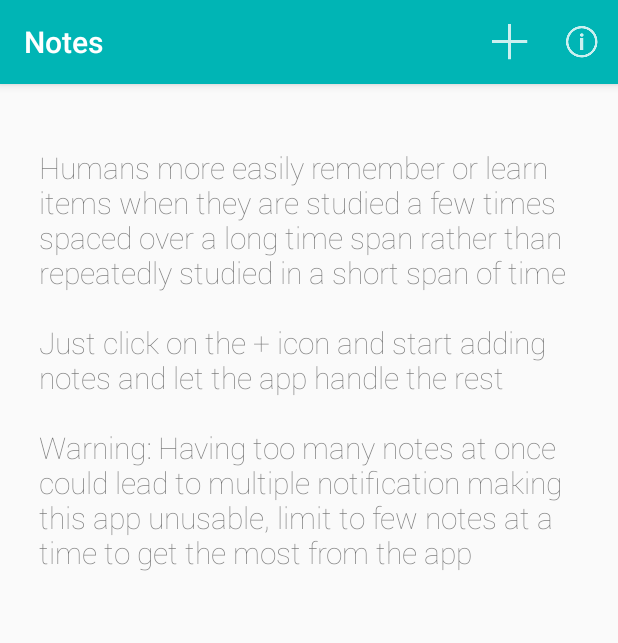
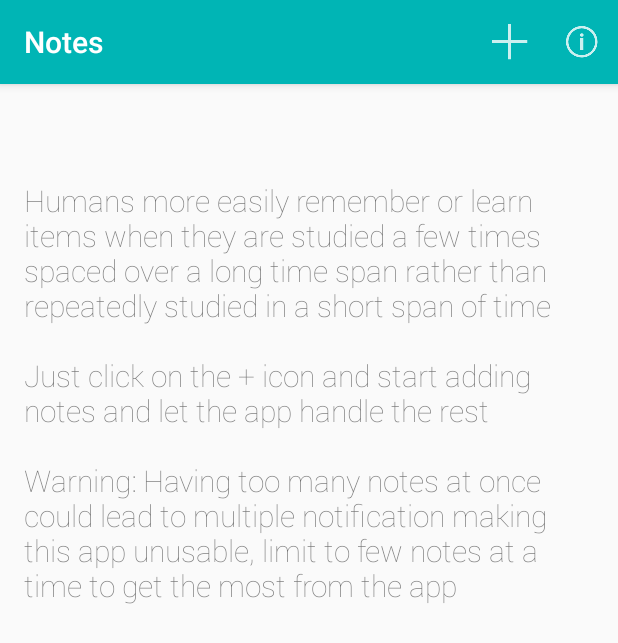
Before and after one commit to meadhikari/Smart-Note, an Android app: the screen it shows after launch (MainActivity), on a phone screen of 412 x 824 dp. Shown: the top 643 px of the screen. Run offline under Robolectric (Android 15) with nearby library versions, the phone set to English and light mode, and no system bars; 2 statements that could not run were skipped.

Commit message:
Adjust layout to make items touch the top and bottom of the screen while scrolling instead of disappearing behind the padding

```diff
--- a/app/src/main/res/layout/activity_notes.xml
+++ b/app/src/main/res/layout/activity_notes.xml
@@ -2,10 +2,6 @@
     xmlns:tools="http://schemas.android.com/tools"
     android:layout_width="match_parent"
     android:layout_height="match_parent"
-    android:paddingLeft="@dimen/activity_horizontal_margin"
-    android:paddingRight="@dimen/activity_horizontal_margin"
-    android:paddingTop="@dimen/activity_vertical_margin"
-    android:paddingBottom="@dimen/activity_vertical_margin"
     tools:context=".Notes">
 
     <ListView
@@ -15,17 +11,24 @@
         android:scrollbars="none"
         android:divider="@android:color/transparent"
         android:dividerHeight="@dimen/activity_horizontal_margin"
-
+        android:clipToPadding="false"
+        android:paddingLeft="@dimen/activity_horizontal_margin"
+        android:paddingRight="@dimen/activity_horizontal_margin"
+        android:paddingTop="@dimen/activity_vertical_margin"
+        android:paddingBottom="@dimen/activity_vertical_margin"
         >
 
     </ListView>
     <TextView
         android:id="@+id/tips"
-        android:padding="10dp"
         android:layout_below="@id/notes_lv"
         android:textSize="20dp"
         android:layout_width="fill_parent"
         android:layout_height="wrap_content"
         android:text="This is just amazing"
+        android:paddingLeft="@dimen/activity_horizontal_margin"
+        android:paddingRight="@dimen/activity_horizontal_margin"
+        android:paddingTop="@dimen/activity_vertical_margin"
+        android:paddingBottom="@dimen/activity_vertical_margin"
         />
 </RelativeLayout>
```
